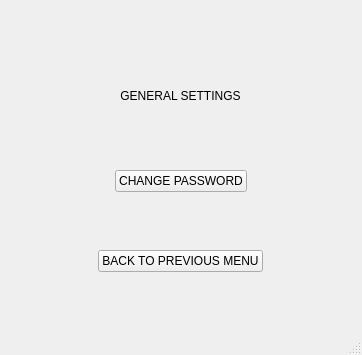
Above: ui/general-settings.ui from yashu2001/gym-manager before the change. Below: the same form after it.
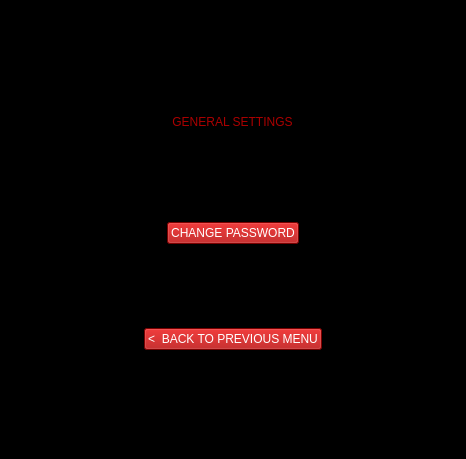
That is the form after the change. Icons and pictures are not drawn.

Patch:
```diff
--- a/ui/general-settings.ui
+++ b/ui/general-settings.ui
@@ -6,15 +6,15 @@
    <rect>
     <x>0</x>
     <y>0</y>
-    <width>362</width>
-    <height>355</height>
+    <width>466</width>
+    <height>459</height>
    </rect>
   </property>
   <property name="windowTitle">
    <string>MainWindow</string>
   </property>
   <property name="styleSheet">
-   <string notr="true"/>
+   <string notr="true">background-color: rgb(0, 0, 0);</string>
   </property>
   <widget class="QWidget" name="centralwidget">
    <layout class="QVBoxLayout" name="verticalLayout">
@@ -37,7 +37,8 @@
     <item alignment="Qt::AlignHCenter|Qt::AlignTop">
      <widget class="QLabel" name="label_4">
       <property name="styleSheet">
-       <string notr="true">font: 18pt &quot;MS UI Gothic&quot;;</string>
+       <string notr="true">font: 18pt &quot;MS UI Gothic&quot;;
+color: rgb(170, 0, 0);</string>
       </property>
       <property name="text">
        <string>&lt;html&gt;&lt;head/&gt;&lt;body&gt;&lt;p align=&quot;center&quot;&gt;GENERAL SETTINGS&lt;/p&gt;&lt;p align=&quot;center&quot;&gt;&lt;br/&gt;&lt;/p&gt;&lt;/body&gt;&lt;/html&gt;</string>
@@ -46,6 +47,11 @@
     </item>
     <item alignment="Qt::AlignHCenter|Qt::AlignTop">
      <widget class="QPushButton" name="pushButton">
+      <property name="styleSheet">
+       <string notr="true">color: rgb(255, 255, 255);
+background-color: rgb(170, 0, 0);
+font: 75 10pt &quot;MS Shell Dlg 2&quot;;</string>
+      </property>
       <property name="text">
        <string>CHANGE PASSWORD</string>
       </property>
@@ -53,8 +59,13 @@
     </item>
     <item alignment="Qt::AlignHCenter|Qt::AlignTop">
      <widget class="QPushButton" name="pushButton_2">
+      <property name="styleSheet">
+       <string notr="true">color: rgb(255, 255, 255);
+background-color: rgb(170, 0, 0);
+font: 75 10pt &quot;MS Shell Dlg 2&quot;;</string>
+      </property>
       <property name="text">
-       <string>BACK TO PREVIOUS MENU</string>
+       <string>&lt;  BACK TO PREVIOUS MENU</string>
       </property>
      </widget>
     </item>
```
